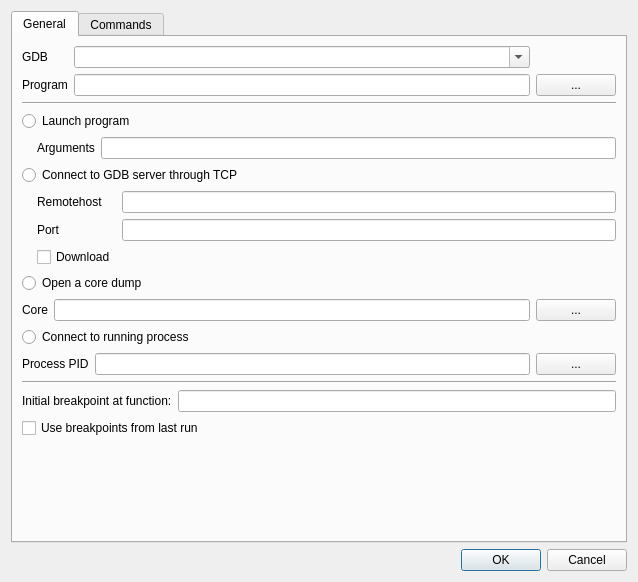
Qt form src/opendialog.ui (jhn98032/gede) before a commit.
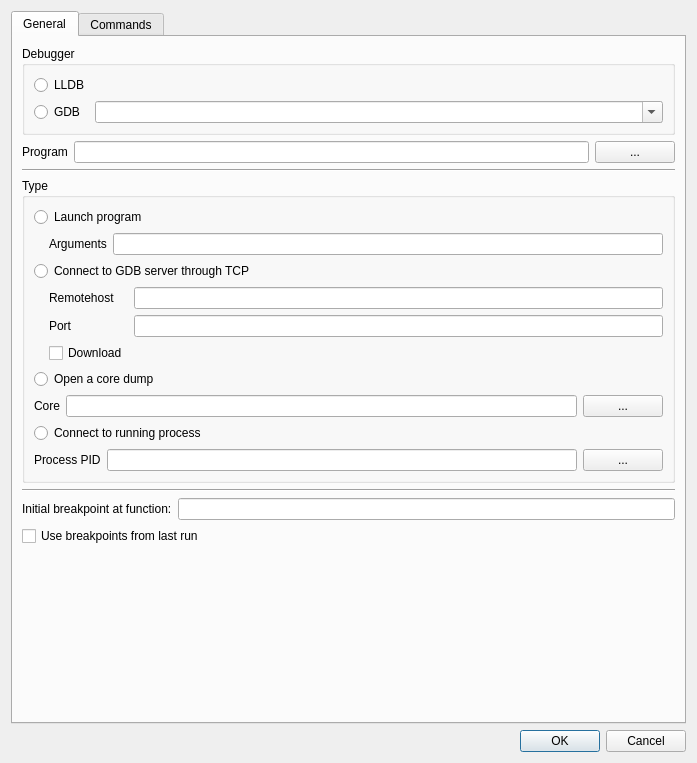
The same form after that commit. Custom widgets are drawn as their Qt base class.

Commit message: Initial import of LLDB support

```diff
--- a/src/opendialog.ui
+++ b/src/opendialog.ui
@@ -6,8 +6,8 @@
    <rect>
     <x>0</x>
     <y>0</y>
-    <width>638</width>
-    <height>582</height>
+    <width>697</width>
+    <height>763</height>
    </rect>
   </property>
   <property name="windowTitle">
@@ -25,15 +25,29 @@
       </attribute>
       <layout class="QVBoxLayout" name="verticalLayout_2">
        <item>
-        <layout class="QGridLayout" name="gridLayout_3">
-         <item row="0" column="0">
-          <widget class="QLabel" name="label_6">
+        <widget class="QGroupBox" name="groupBox_2">
+         <property name="title">
+          <string>Debugger</string>
+         </property>
+         <property name="flat">
+          <bool>false</bool>
+         </property>
+         <layout class="QGridLayout" name="gridLayout_6">
+          <item row="1" column="0">
+           <widget class="QRadioButton" name="radioButton_2">
            <property name="text">
             <string>GDB</string>
            </property>
           </widget>
          </item>
-         <item row="0" column="2">
+          <item row="0" column="0">
+           <widget class="QRadioButton" name="radioButton">
+            <property name="text">
+             <string>LLDB</string>
+            </property>
+           </widget>
+          </item>
+          <item row="1" column="1">
           <widget class="ExeComboBox" name="comboBox_gdbCommand">
            <property name="sizePolicy">
             <sizepolicy hsizetype="MinimumExpanding" vsizetype="Fixed">
@@ -49,14 +63,19 @@
            </property>
           </widget>
          </item>
-         <item row="1" column="0">
+         </layout>
+        </widget>
+       </item>
+       <item>
+        <layout class="QGridLayout" name="gridLayout_3">
+         <item row="2" column="0">
           <widget class="QLabel" name="label">
            <property name="text">
             <string>Program</string>
            </property>
           </widget>
          </item>
-         <item row="1" column="2">
+         <item row="2" column="2">
           <widget class="QLineEdit" name="lineEdit_program">
            <property name="sizePolicy">
             <sizepolicy hsizetype="Expanding" vsizetype="Fixed">
@@ -69,7 +88,7 @@
            </property>
           </widget>
          </item>
-         <item row="1" column="3">
+         <item row="2" column="3">
           <widget class="QPushButton" name="pushButton_selectFile">
            <property name="minimumSize">
             <size>
@@ -92,13 +111,19 @@
         </widget>
        </item>
        <item>
-        <widget class="QRadioButton" name="radioButton_localProgram">
+        <widget class="QGroupBox" name="groupBox_3">
+         <property name="title">
+          <string>Type</string>
+         </property>
+         <layout class="QGridLayout" name="gridLayout_7">
+          <item row="4" column="0">
+           <widget class="QRadioButton" name="radioButton_openCoreDump">
          <property name="text">
-          <string>Launch program</string>
+             <string>Open a core dump</string>
          </property>
         </widget>
        </item>
-       <item>
+          <item row="1" column="0">
         <layout class="QGridLayout" name="gridLayout">
          <property name="leftMargin">
           <number>15</number>
@@ -118,14 +143,7 @@
          </item>
         </layout>
        </item>
-       <item>
-        <widget class="QRadioButton" name="radioButton_gdbServerTcp">
-         <property name="text">
-          <string>Connect to GDB server through TCP</string>
-         </property>
-        </widget>
-       </item>
-       <item>
+          <item row="3" column="0">
         <layout class="QGridLayout" name="gridLayout_2">
          <property name="leftMargin">
           <number>15</number>
@@ -166,14 +184,14 @@
          </item>
         </layout>
        </item>
-       <item>
-        <widget class="QRadioButton" name="radioButton_openCoreDump">
+          <item row="0" column="0">
+           <widget class="QRadioButton" name="radioButton_localProgram">
          <property name="text">
-          <string>Open a core dump</string>
+             <string>Launch program</string>
          </property>
         </widget>
        </item>
-       <item>
+          <item row="5" column="0">
         <layout class="QGridLayout" name="gridLayout_4">
          <item row="3" column="0">
           <widget class="QLabel" name="label_9">
@@ -198,14 +216,21 @@
          </item>
         </layout>
        </item>
-       <item>
+          <item row="2" column="0">
+           <widget class="QRadioButton" name="radioButton_gdbServerTcp">
+            <property name="text">
+             <string>Connect to GDB server through TCP</string>
+            </property>
+           </widget>
+          </item>
+          <item row="6" column="0">
         <widget class="QRadioButton" name="radioButton_runningProgram">
          <property name="text">
           <string>Connect to running process</string>
          </property>
         </widget>
        </item>
-       <item>
+          <item row="7" column="0">
         <layout class="QGridLayout" name="gridLayout_5">
          <item row="0" column="0">
           <widget class="QLabel" name="label_11">
@@ -230,6 +255,9 @@
          </item>
         </layout>
        </item>
+         </layout>
+        </widget>
+       </item>
        <item>
         <widget class="Line" name="line_2">
          <property name="orientation">
```
Left out of the diff: 4 changed lines with no effect on the pictures. Lines whose indentation alone changed are shown as unchanged. The commit also changes 18 other files.
